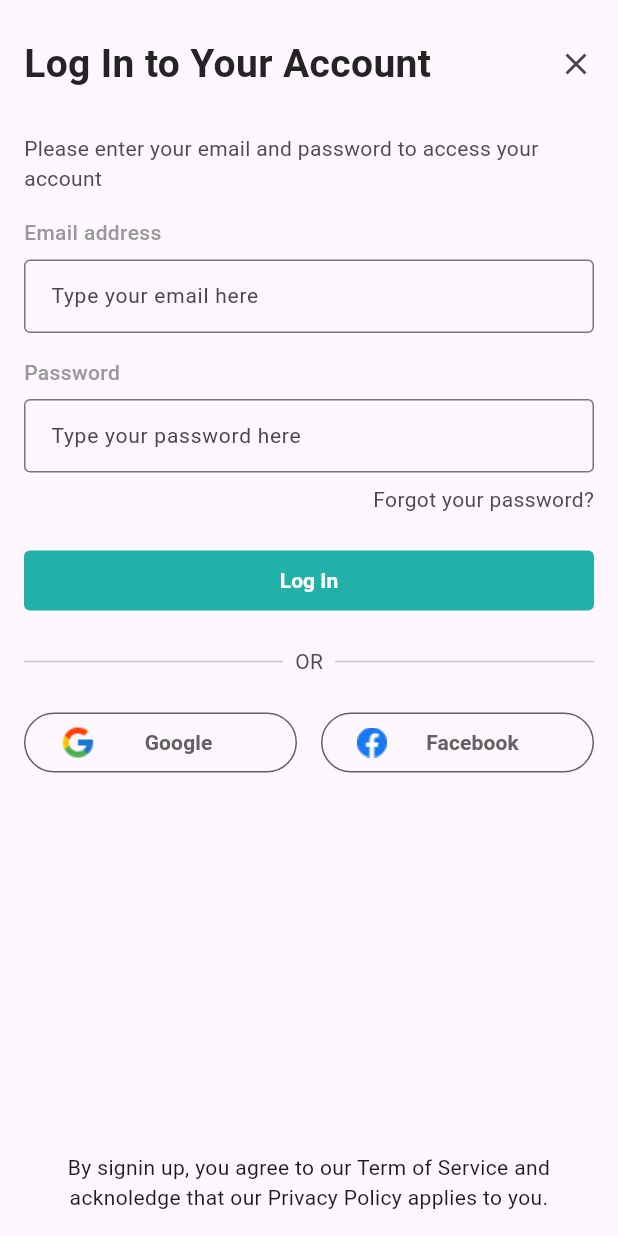
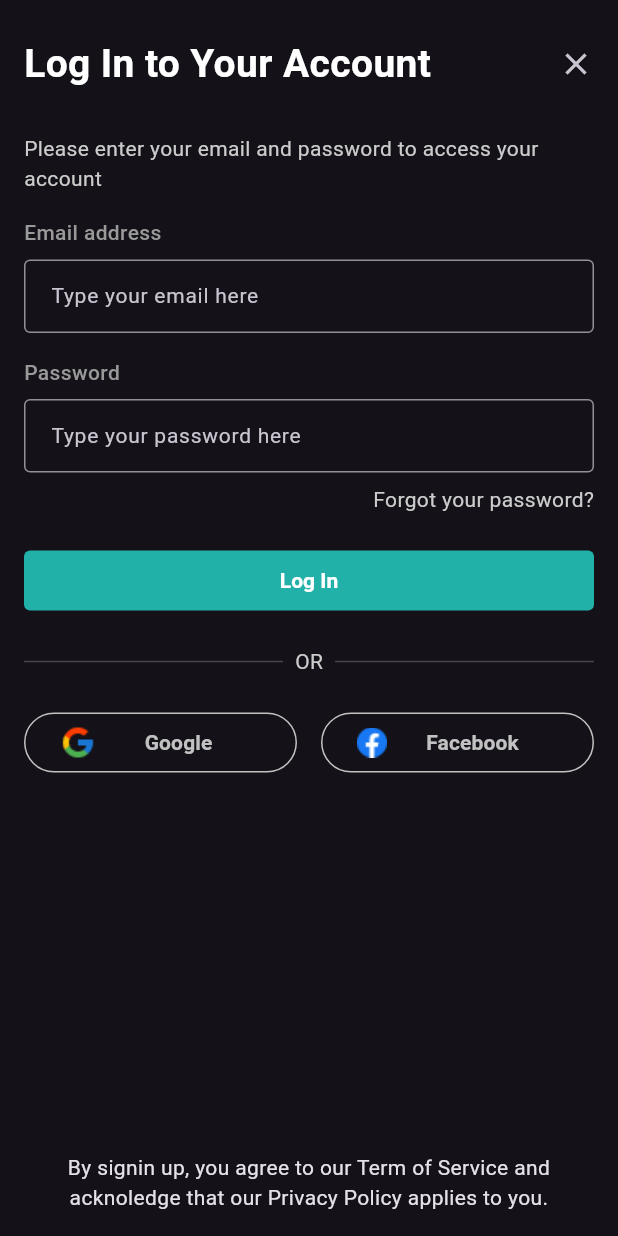
Before and after one commit to dwirandyh/ReadSwiftApp, a Flutter app: the screen it shows after launch, after a tap on "Log In", on a phone screen of 412 x 824 dp. Run offline on Flutter 3.47's test engine with Material 3 defaults, Android fonts, the phone set to English and light mode, and no system bars; our stand-ins replace bloc, bloc_concurrency, cached_network_image, device_info_plus, dio, equatable and 10 more; missing offline and left inert: flutter_facebook_auth; accounts and stored records are empty.

Commit message:
feat(core): create theme manager with inherited widget

```diff
--- a/lib/main.dart
+++ b/lib/main.dart
@@ -7,7 +7,8 @@ import 'package:flutter_bloc/flutter_bloc.dart';
 import 'package:get_it/get_it.dart';
 import 'package:readswift_app/di/dependency_composition.dart';
 import 'package:readswift_app/router/router.dart';
-import 'package:uikit/theme/uikit_theme.dart';
+import 'package:uikit/uikit.dart';
+import 'package:user/repository/user_setting_repository.dart';
 
 void main() async {
   WidgetsFlutterBinding.ensureInitialized();
@@ -15,7 +16,21 @@ void main() async {
   await initializeFirebase();
 
   DependencyComposition.setup();
-  runApp(const MyApp());
+
+  runApp(
+    FutureBuilder(
+      future: getThemeData(),
+      builder: (context, snapshot) {
+        if (snapshot.hasData) {
+          return ThemeManager(
+            themeModePreference: snapshot.requireData,
+            child: const MyApp(),
+          );
+        }
+        return const CircularProgressIndicator();
+      },
+    ),
+  );
 }
 
 Future<void> initializeFirebase() async {
@@ -32,10 +47,16 @@ Future<void> initializeFirebase() async {
   };
 }
 
+Future<ThemeModePreference> getThemeData() async {
+  await GetIt.I.isReady<UserSettingRepository>();
+  final userSettings = GetIt.I.get<UserSettingRepository>();
+  final themeMode = userSettings.getCurrentThemeMode();
+  return themeMode;
+}
+
 class MyApp extends StatelessWidget {
   const MyApp({super.key});
 
-  // This widget is the root of your application.
   @override
   Widget build(BuildContext context) {
     return BlocProvider.value(
@@ -43,9 +64,7 @@ class MyApp extends StatelessWidget {
         ..add(AuthenticationStatusRequested()),
       child: MaterialApp.router(
         title: 'ReadSwift',
-        theme: UIKitTheme.light,
-        darkTheme: UIKitTheme.dark,
-        themeMode: ThemeMode.system,
+        theme: ThemeProvider.of(context).themeData,
         routerConfig: appRouter,
       ),
     );
--- a/packages/article_bookmark/lib/view/article/article_bookmark_page.dart
+++ b/packages/article_bookmark/lib/view/article/article_bookmark_page.dart
@@ -77,7 +77,7 @@ class _ArticleBookmarkPageState extends State<ArticleBookmarkPage>
   Widget build(BuildContext context) {
     super.build(context);
 
-    final colors = Theme.of(context).extension<UIKitThemeColor>()!;
+    final colors = context.theme.uikit;
     return Scaffold(
       backgroundColor: colors.background,
       body: SafeArea(
--- /dev/null
+++ b/packages/uikit/lib/theme/theme_manager/theme_manager.dart
@@ -0,0 +1,62 @@
+import 'package:flutter/material.dart';
+import 'package:uikit/theme/theme_manager/theme_provider.dart';
+import 'package:uikit/theme/uikit_theme.dart';
+
+class ThemeManager extends StatefulWidget {
+  final ThemeModePreference themeModePreference;
+  final Widget child;
+  const ThemeManager(
+      {super.key, required this.child, required this.themeModePreference});
+
+  @override
+  State<ThemeManager> createState() => _ThemeManagerState();
+}
+
+class _ThemeManagerState extends State<ThemeManager> {
+  ThemeData? _themeData;
+
+  @override
+  void initState() {
+    super.initState();
+
+    _updateTheme(widget.themeModePreference);
+  }
+
+  void _updateTheme(ThemeModePreference preference) {
+    switch (preference) {
+      case ThemeModePreference.light:
+        setState(() {
+          _themeData = UIKitTheme.light;
+        });
+      case ThemeModePreference.dark:
+        setState(() {
+          _themeData = UIKitTheme.dark;
+        });
+      case ThemeModePreference.system:
+        setState(() {
+          Brightness platformBrightness =
+              MediaQuery.platformBrightnessOf(context);
+          _themeData = platformBrightness == Brightness.dark
+              ? UIKitTheme.dark
+              : UIKitTheme.light;
+        });
+    }
+  }
+
+  @override
+  void didUpdateWidget(ThemeManager oldWidget) {
+    super.didUpdateWidget(oldWidget);
+    if (oldWidget.themeModePreference != widget.themeModePreference) {
+      _updateTheme(widget.themeModePreference);
+    }
+  }
+
+  @override
+  Widget build(BuildContext context) {
+    return ThemeProvider(
+      themeData: _themeData ?? UIKitTheme.light,
+      updateTheme: _updateTheme,
+      child: widget.child,
+    );
+  }
+}
--- /dev/null
+++ b/packages/uikit/lib/theme/theme_manager/theme_provider.dart
@@ -0,0 +1,32 @@
+import 'package:flutter/material.dart';
+
+enum ThemeModePreference {
+  light('light'),
+  dark('dark'),
+  system('system');
+
+  final String key;
+  const ThemeModePreference(this.key);
+}
+
+@immutable
+class ThemeProvider extends InheritedWidget {
+  ThemeData themeData;
+  final Function(ThemeModePreference) updateTheme;
+
+  ThemeProvider({
+    super.key,
+    required this.themeData,
+    required this.updateTheme,
+    required Widget child,
+  }) : super(child: child);
+
+  static ThemeProvider of(BuildContext context) {
+    return context.dependOnInheritedWidgetOfExactType<ThemeProvider>()!;
+  }
+
+  @override
+  bool updateShouldNotify(covariant ThemeProvider oldWidget) {
+    return themeData != oldWidget.themeData;
+  }
+}
--- a/packages/user/lib/external/dependency_injection/user_di.dart
+++ b/packages/user/lib/external/dependency_injection/user_di.dart
@@ -1,6 +1,8 @@
 import 'package:get_it/get_it.dart';
 import 'package:network/network.dart';
+import 'package:storage/storage.dart';
 import 'package:user/bloc/change_password/change_password_bloc.dart';
+import 'package:user/repository/user_setting_repository.dart';
 
 import '../../bloc/delete_account/delete_account_bloc.dart';
 import '../../repository/user_repository.dart';
@@ -24,5 +26,11 @@ class UserDI {
         userRepository: GetIt.I.get(),
       ),
     );
+
+    GetIt.I.registerSingletonAsync<UserSettingRepository>(
+      () async => UserSettingRepositoryImpl(
+        preferenceService: await SharedPreferenceService.instance(),
+      ),
+    );
   }
 }
--- /dev/null
+++ b/packages/user/lib/repository/user_setting_repository.dart
@@ -0,0 +1,28 @@
+import 'package:storage/storage.dart';
+import 'package:uikit/uikit.dart';
+import 'package:user/external/preferences/user_preference_key.dart';
+
+abstract class UserSettingRepository {
+  ThemeModePreference getCurrentThemeMode();
+}
+
+class UserSettingRepositoryImpl implements UserSettingRepository {
+  final SharedPreferenceService preferenceService;
+
+  UserSettingRepositoryImpl({required this.preferenceService});
+
+  @override
+  ThemeModePreference getCurrentThemeMode() {
+    final String mode =
+        preferenceService.getValue(UserPreferenceKeys.themeMode) ??
+            ThemeModePreference.system.key;
+
+    if (mode == ThemeModePreference.light.key) {
+      return ThemeModePreference.light;
+    } else if (mode == ThemeModePreference.light.key) {
+      return ThemeModePreference.dark;
+    } else {
+      return ThemeModePreference.dark;
+    }
+  }
+}
--- a/packages/user/pubspec.yaml
+++ b/packages/user/pubspec.yaml
@@ -17,6 +17,8 @@ dependencies:
     path: ../foundation
   network:
     path: ../network
+  storage:
+    path: ../storage
   uikit:
     path: ../uikit
 
```
Also changed, not shown: packages/uikit/lib/uikit.dart (+16 -14 lines), packages/user/lib/external/preferences/user_preference_key.dart (added, +8 -0 lines), packages/user/lib/view/menu/widget/switch_menu_item.dart (+24 -7 lines), 1 other file.
